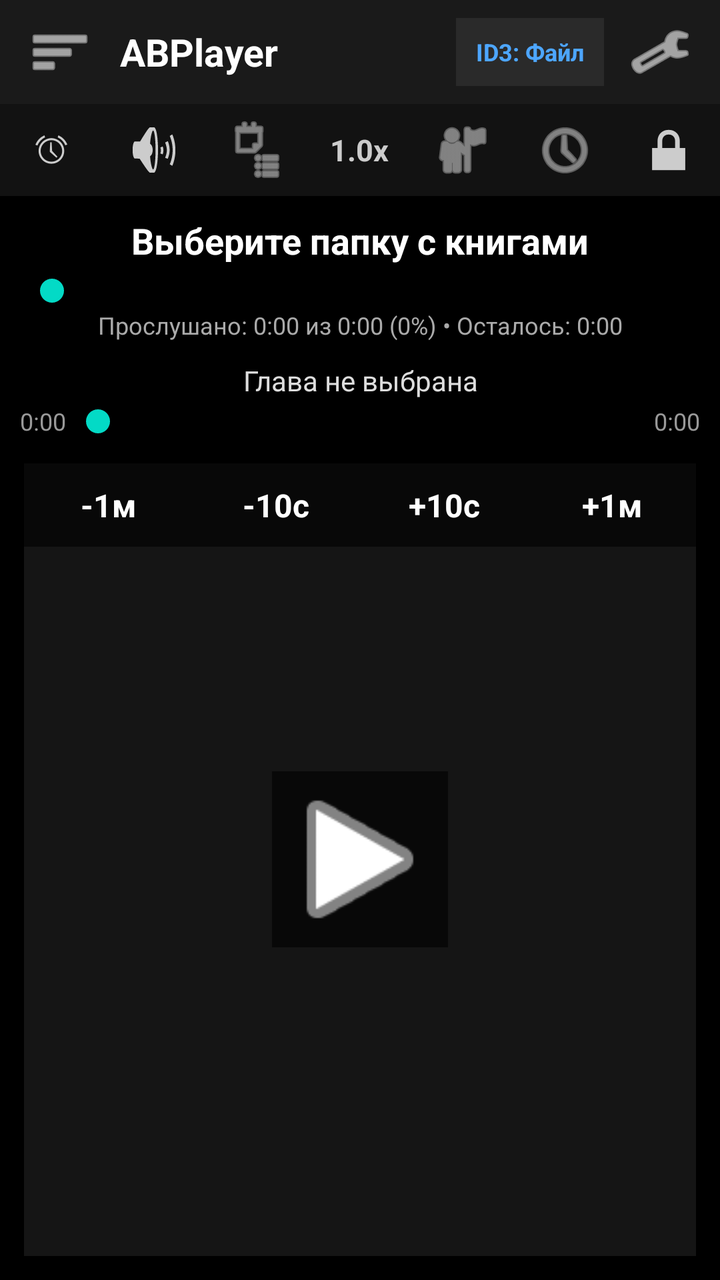
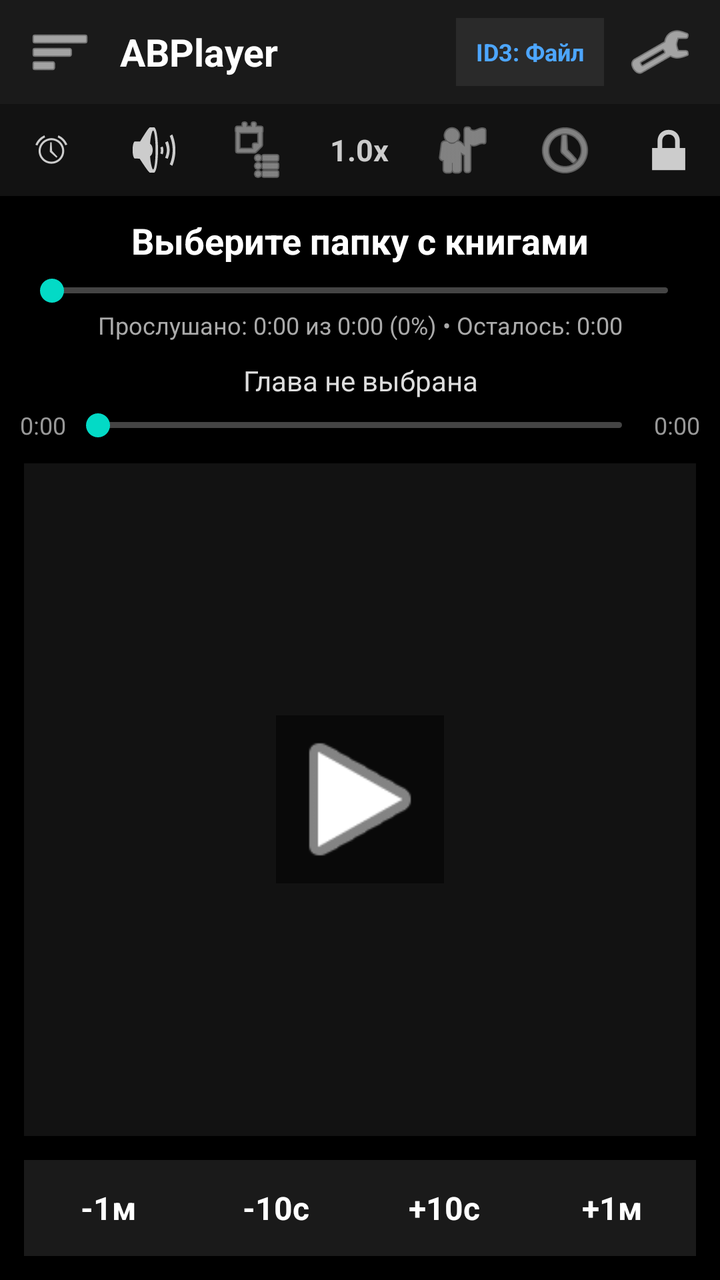

Screens rendered from an Android XML layout before and after an edit, with the pre-edit source and the edit as a unified diff.
<!-- AndroidManifest.xml: application theme Theme.MaterialComponents.DayNight.NoActionBar -->
<!-- res/layout/activity_main.xml -->
<?xml version="1.0" encoding="utf-8"?>

<LinearLayout xmlns:android="http://schemas.android.com/apk/res/android"
    xmlns:app="http://schemas.android.com/apk/res-auto"
    android:layout_width="match_parent"
    android:layout_height="match_parent"
    android:background="#000000"
    android:orientation="vertical">

    
    <LinearLayout
        android:layout_width="match_parent"
        android:layout_height="52dp"
        android:background="#1A1A1A"
        android:gravity="center_vertical"
        android:orientation="horizontal"
        android:paddingHorizontal="8dp">

        <ImageButton
            android:id="@+id/btnLibrary"
            android:layout_width="44dp"
            android:layout_height="44dp"
            android:background="?attr/selectableItemBackgroundBorderless"
            android:src="@android:drawable/ic_menu_sort_by_size"
            app:tint="#FFFFFF" />

        <TextView
            android:layout_width="0dp"
            android:layout_height="wrap_content"
            android:layout_marginStart="8dp"
            android:layout_weight="1"
            android:text="@string/app_name"
            android:textColor="#FFFFFF"
            android:textSize="19sp"
            android:textStyle="bold" />

        <TextView
            android:id="@+id/btnId3Mode"
            android:layout_width="wrap_content"
            android:layout_height="34dp"
            android:layout_marginEnd="6dp"
            android:background="#2A2A2A"
            android:gravity="center"
            android:paddingHorizontal="10dp"
            android:text="ID3: Файл"
            android:textColor="#4DA6FF"
            android:textSize="12sp"
            android:textStyle="bold" />

        <ImageButton
            android:id="@+id/btnSettings"
            android:layout_width="44dp"
            android:layout_height="44dp"
            android:background="?attr/selectableItemBackgroundBorderless"
            android:src="@android:drawable/ic_menu_preferences"
            app:tint="#FFFFFF" />
    </LinearLayout>

    
    <LinearLayout
        android:id="@+id/toolbarPanel"
        android:layout_width="match_parent"
        android:layout_height="46dp"
        android:background="#121212"
        android:gravity="center"
        android:orientation="horizontal">

        <ImageButton
            android:id="@+id/btnSleep"
            android:layout_width="0dp"
            android:layout_height="match_parent"
            android:layout_weight="1"
            android:background="?attr/selectableItemBackgroundBorderless"
            android:src="@android:drawable/ic_lock_idle_alarm"
            app:tint="#CCCCCC" />

        <ImageButton
            android:id="@+id/btnAudio"
            android:layout_width="0dp"
            android:layout_height="match_parent"
            android:layout_weight="1"
            android:background="?attr/selectableItemBackgroundBorderless"
            android:src="@android:drawable/ic_lock_silent_mode_off"
            app:tint="#CCCCCC" />

        <ImageButton
            android:id="@+id/btnChapters"
            android:layout_width="0dp"
            android:layout_height="match_parent"
            android:layout_weight="1"
            android:background="?attr/selectableItemBackgroundBorderless"
            android:src="@android:drawable/ic_menu_agenda"
            app:tint="#CCCCCC" />

        <TextView
            android:id="@+id/btnSpeed"
            android:layout_width="0dp"
            android:layout_height="match_parent"
            android:layout_weight="1"
            android:gravity="center"
            android:text="1.0x"
            android:textColor="#CCCCCC"
            android:textSize="15sp"
            android:textStyle="bold" />

        <ImageButton
            android:id="@+id/btnCharacters"
            android:layout_width="0dp"
            android:layout_height="match_parent"
            android:layout_weight="1"
            android:background="?attr/selectableItemBackgroundBorderless"
            android:src="@android:drawable/ic_menu_myplaces"
            app:tint="#CCCCCC" />

        <ImageButton
            android:id="@+id/btnHistory"
            android:layout_width="0dp"
            android:layout_height="match_parent"
            android:layout_weight="1"
            android:background="?attr/selectableItemBackgroundBorderless"
            android:src="@android:drawable/ic_menu_recent_history"
            app:tint="#CCCCCC" />

        <ImageButton
            android:id="@+id/btnLock"
            android:layout_width="0dp"
            android:layout_height="match_parent"
            android:layout_weight="1"
            android:background="?attr/selectableItemBackgroundBorderless"
            android:src="@android:drawable/ic_lock_lock"
            app:tint="#CCCCCC" />
    </LinearLayout>

    
    <TextView
        android:id="@+id/tvBookTitle"
        android:layout_width="match_parent"
        android:layout_height="wrap_content"
        android:layout_marginTop="10dp"
        android:ellipsize="end"
        android:gravity="center"
        android:maxLines="1"
        android:paddingHorizontal="12dp"
        android:text="@string/select_folder_prompt"
        android:textColor="#FFFFFF"
        android:textSize="18sp"
        android:textStyle="bold" />

    <SeekBar
        android:id="@+id/seekBarBook"
        android:layout_width="match_parent"
        android:layout_height="wrap_content"
        android:layout_marginHorizontal="10dp"
        android:layout_marginTop="4dp"
        android:max="1000" />

    <TextView
        android:id="@+id/tvTotalProgress"
        android:layout_width="match_parent"
        android:layout_height="wrap_content"
        android:gravity="center"
        android:text="Прослушано: 0:00 из 0:00 (0%) • Осталось: 0:00"
        android:textColor="#AAAAAA"
        android:textSize="12sp" />

    
    <TextView
        android:id="@+id/tvChapterTitle"
        android:layout_width="match_parent"
        android:layout_height="wrap_content"
        android:layout_marginTop="10dp"
        android:ellipsize="end"
        android:gravity="center"
        android:maxLines="1"
        android:paddingHorizontal="12dp"
        android:text="@string/chapter_not_selected"
        android:textColor="#DDDDDD"
        android:textSize="14sp" />

    <LinearLayout
        android:layout_width="match_parent"
        android:layout_height="wrap_content"
        android:layout_marginTop="2dp"
        android:gravity="center_vertical"
        android:orientation="horizontal"
        android:paddingHorizontal="10dp">

        <TextView
            android:id="@+id/tvChapterElapsed"
            android:layout_width="wrap_content"
            android:layout_height="wrap_content"
            android:text="0:00"
            android:textColor="#999999"
            android:textSize="12sp" />

        <SeekBar
            android:id="@+id/seekBar"
            android:layout_width="0dp"
            android:layout_height="wrap_content"
            android:layout_weight="1" />

        <TextView
            android:id="@+id/tvChapterDuration"
            android:layout_width="wrap_content"
            android:layout_height="wrap_content"
            android:text="0:00"
            android:textColor="#999999"
            android:textSize="12sp" />
    </LinearLayout>

    
    <FrameLayout
        android:layout_width="match_parent"
        android:layout_height="0dp"
        android:layout_margin="12dp"
        android:layout_weight="1"
        android:background="#151515">

        <ImageView
            android:id="@+id/ivCover"
            android:layout_width="match_parent"
            android:layout_height="match_parent"
            android:scaleType="centerCrop" />

        <LinearLayout
            android:layout_width="match_parent"
            android:layout_height="wrap_content"
            android:layout_gravity="top"
            android:background="#99000000"
            android:orientation="horizontal"
            android:paddingVertical="10dp">

            <TextView
                android:id="@+id/btnRew1m"
                android:layout_width="0dp"
                android:layout_height="wrap_content"
                android:layout_weight="1"
                android:gravity="center"
                android:text="-1м"
                android:textColor="#FFFFFF"
                android:textSize="16sp"
                android:textStyle="bold" />

            <TextView
                android:id="@+id/btnRew10s"
                android:layout_width="0dp"
                android:layout_height="wrap_content"
                android:layout_weight="1"
                android:gravity="center"
                android:text="-10с"
                android:textColor="#FFFFFF"
                android:textSize="16sp"
                android:textStyle="bold" />

            <TextView
                android:id="@+id/btnFwd10s"
                android:layout_width="0dp"
                android:layout_height="wrap_content"
                android:layout_weight="1"
                android:gravity="center"
                android:text="+10с"
                android:textColor="#FFFFFF"
                android:textSize="16sp"
                android:textStyle="bold" />

            <TextView
                android:id="@+id/btnFwd1m"
                android:layout_width="0dp"
                android:layout_height="wrap_content"
                android:layout_weight="1"
                android:gravity="center"
                android:text="+1м"
                android:textColor="#FFFFFF"
                android:textSize="16sp"
                android:textStyle="bold" />
        </LinearLayout>

        <ImageButton
            android:id="@+id/btnPlayPause"
            android:layout_width="88dp"
            android:layout_height="88dp"
            android:layout_gravity="center"
            android:background="#99000000"
            android:scaleType="fitCenter"
            android:src="@android:drawable/ic_media_play"
            app:tint="#FFFFFF" />
    </FrameLayout>

</LinearLayout>
<!-- resources referenced by this layout -->
<resources>
  <string name="app_name">ABPlayer</string>
  <string name="chapter_not_selected">Глава не выбрана</string>
  <string name="select_folder_prompt">Выберите папку с книгами</string>
</resources>

<!-- the commit's change to res/layout/activity_main.xml (unified diff, before → after) -->
@@ -152,7 +152,11 @@
         android:layout_height="wrap_content"
         android:layout_marginHorizontal="10dp"
         android:layout_marginTop="4dp"
-        android:max="1000" />
+        android:max="1000"
+        android:maxHeight="3dp"
+        android:minHeight="3dp"
+        android:progressDrawable="@drawable/bg_seekbar"
+        android:splitTrack="false" />
 
     <TextView
         android:id="@+id/tvTotalProgress"
@@ -180,7 +184,7 @@
     <LinearLayout
         android:layout_width="match_parent"
         android:layout_height="wrap_content"
-        android:layout_marginTop="2dp"
+        android:layout_marginTop="4dp"
         android:gravity="center_vertical"
         android:orientation="horizontal"
         android:paddingHorizontal="10dp">
@@ -197,7 +201,11 @@
             android:id="@+id/seekBar"
             android:layout_width="0dp"
             android:layout_height="wrap_content"
-            android:layout_weight="1" />
+            android:layout_weight="1"
+            android:maxHeight="3dp"
+            android:minHeight="3dp"
+            android:progressDrawable="@drawable/bg_seekbar"
+            android:splitTrack="false" />
 
         <TextView
             android:id="@+id/tvChapterDuration"
@@ -212,78 +220,84 @@
     <FrameLayout
         android:layout_width="match_parent"
         android:layout_height="0dp"
-        android:layout_margin="12dp"
+        android:layout_marginHorizontal="12dp"
+        android:layout_marginTop="10dp"
         android:layout_weight="1"
-        android:background="#151515">
+        android:background="#121212">
 
         <ImageView
             android:id="@+id/ivCover"
             android:layout_width="match_parent"
             android:layout_height="match_parent"
-            android:scaleType="centerCrop" />
-
-        <LinearLayout
-            android:layout_width="match_parent"
-            android:layout_height="wrap_content"
-            android:layout_gravity="top"
-            android:background="#99000000"
-            android:orientation="horizontal"
-            android:paddingVertical="10dp">
-
-            <TextView
-                android:id="@+id/btnRew1m"
-                android:layout_width="0dp"
-                android:layout_height="wrap_content"
-                android:layout_weight="1"
-                android:gravity="center"
-                android:text="-1м"
-                android:textColor="#FFFFFF"
-                android:textSize="16sp"
-                android:textStyle="bold" />
-
-            <TextView
-                android:id="@+id/btnRew10s"
-                android:layout_width="0dp"
-                android:layout_height="wrap_content"
-                android:layout_weight="1"
-                android:gravity="center"
-                android:text="-10с"
-                android:textColor="#FFFFFF"
-                android:textSize="16sp"
-                android:textStyle="bold" />
-
-            <TextView
-                android:id="@+id/btnFwd10s"
-                android:layout_width="0dp"
-                android:layout_height="wrap_content"
-                android:layout_weight="1"
-                android:gravity="center"
-                android:text="+10с"
-                android:textColor="#FFFFFF"
-                android:textSize="16sp"
-                android:textStyle="bold" />
-
-            <TextView
-                android:id="@+id/btnFwd1m"
-                android:layout_width="0dp"
-                android:layout_height="wrap_content"
-                android:layout_weight="1"
-                android:gravity="center"
-                android:text="+1м"
-                android:textColor="#FFFFFF"
-                android:textSize="16sp"
-                android:textStyle="bold" />
-        </LinearLayout>
+            android:scaleType="fitCenter" />
 
         <ImageButton
             android:id="@+id/btnPlayPause"
-            android:layout_width="88dp"
-            android:layout_height="88dp"
+            android:layout_width="84dp"
+            android:layout_height="84dp"
             android:layout_gravity="center"
-            android:background="#99000000"
+            android:background="#80000000"
             android:scaleType="fitCenter"
             android:src="@android:drawable/ic_media_play"
             app:tint="#FFFFFF" />
     </FrameLayout>
 
+    
+    <LinearLayout
+        android:layout_width="match_parent"
+        android:layout_height="48dp"
+        android:layout_margin="12dp"
+        android:background="#1A1A1A"
+        android:gravity="center"
+        android:orientation="horizontal">
+
+        <TextView
+            android:id="@+id/btnRew1m"
+            android:layout_width="0dp"
+            android:layout_height="match_parent"
+            android:layout_weight="1"
+            android:background="?attr/selectableItemBackground"
+            android:gravity="center"
+            android:text="-1м"
+            android:textColor="#FFFFFF"
+            android:textSize="16sp"
+            android:textStyle="bold" />
+
+        <TextView
+            android:id="@+id/btnRew10s"
+            android:layout_width="0dp"
+            android:layout_height="match_parent"
+            android:layout_weight="1"
+            android:background="?attr/selectableItemBackground"
+            android:gravity="center"
+            android:text="-10с"
+            android:textColor="#FFFFFF"
+            android:textSize="16sp"
+            android:textStyle="bold" />
+
+        <TextView
+            android:id="@+id/btnFwd10s"
+            android:layout_width="0dp"
+            android:layout_height="match_parent"
+            android:layout_weight="1"
+            android:background="?attr/selectableItemBackground"
+            android:gravity="center"
+            android:text="+10с"
+            android:textColor="#FFFFFF"
+            android:textSize="16sp"
+            android:textStyle="bold" />
+
+        <TextView
+            android:id="@+id/btnFwd1m"
+            android:layout_width="0dp"
+            android:layout_height="match_parent"
+            android:layout_weight="1"
+            android:background="?attr/selectableItemBackground"
+            android:gravity="center"
+            android:text="+1м"
+            android:textColor="#FFFFFF"
+            android:textSize="16sp"
+            android:textStyle="bold" />
+    </LinearLayout>
+
 </LinearLayout>
<!-- resource entries referenced after the edit -->
@@ -1,5 +1,26 @@
 <!-- resources referenced by this layout -->
 <resources>
+  <!-- drawable bg_seekbar (drawable) -->
+  <?xml version="1.0" encoding="utf-8"?>
+  
+  <layer-list xmlns:android="http://schemas.android.com/apk/res/android">
+      <item android:id="@android:id/background">
+          <shape android:shape="rectangle">
+              <size android:height="3dp" />
+              <solid android:color="#444444" />
+              <corners android:radius="2dp" />
+          </shape>
+      </item>
+      <item android:id="@android:id/progress">
+          <clip>
+              <shape android:shape="rectangle">
+                  <size android:height="3dp" />
+                  <solid android:color="#4DA6FF" />
+                  <corners android:radius="2dp" />
+              </shape>
+          </clip>
+      </item>
+  </layer-list>
   <string name="app_name">ABPlayer</string>
   <string name="chapter_not_selected">Глава не выбрана</string>
   <string name="select_folder_prompt">Выберите папку с книгами</string>
